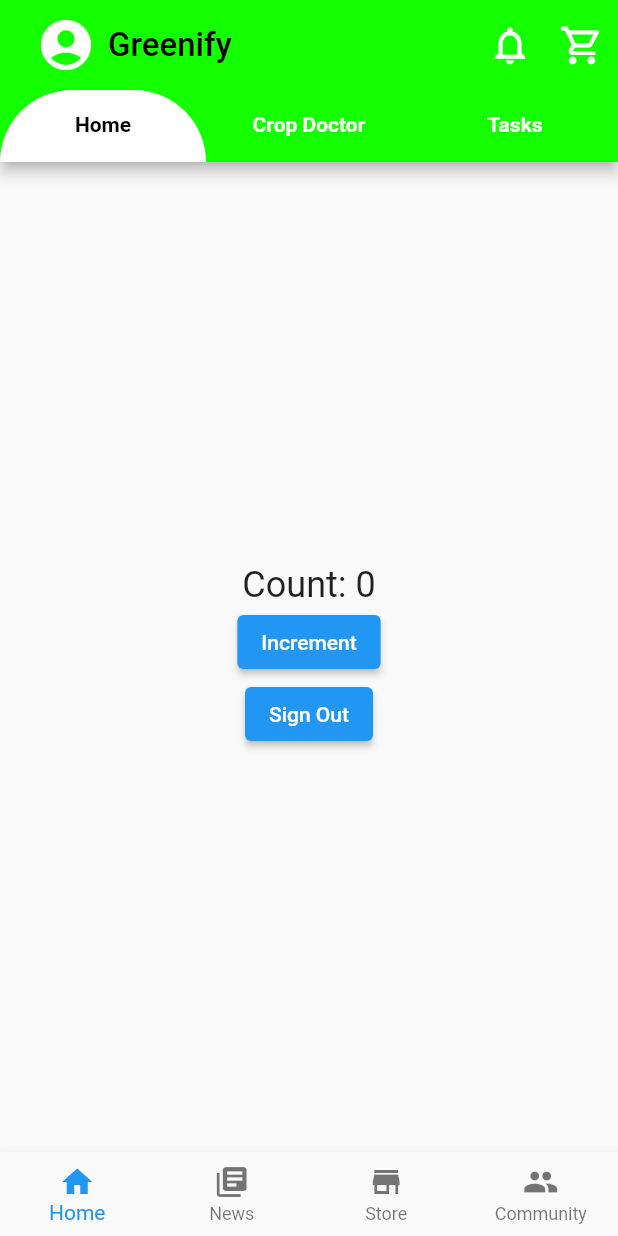
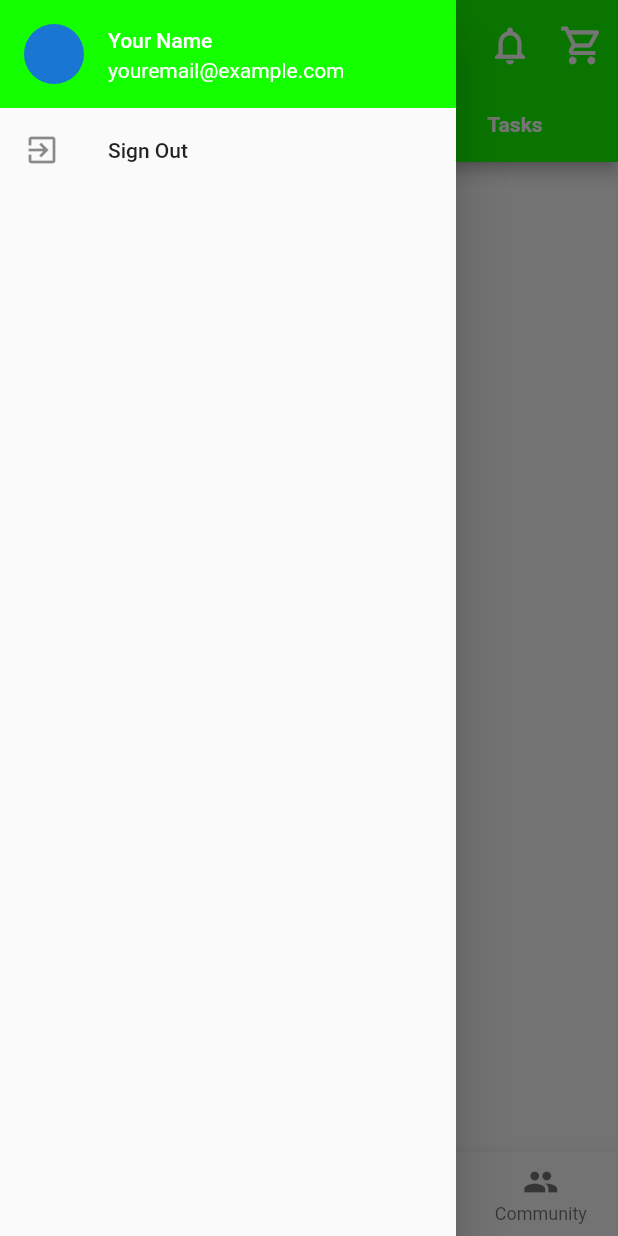
Before and after one commit to Naval1704/Greenify, a Flutter app: the LobbyPage screen opened directly, with the side drawer open (before the commit the screen has no drawer), on a phone screen of 412 x 824 dp. Run offline on Flutter 3.47's test engine with Material 2 defaults, Android fonts, the phone set to English and light mode, and no system bars; our stand-ins replace file_picker, image_picker; missing offline and left inert: amplify_auth_cognito, amplify_authenticator, amplify_flutter, amplify_storage_s3.

Commit message:
you can access the accounts, just slide from left side

```diff
--- a/lib/farmer/lobby_page.dart
+++ b/lib/farmer/lobby_page.dart
@@ -2,6 +2,8 @@ import 'package:flutter/material.dart';
 import 'package:greenify/farmer/sub-pages/cropdoctor.dart';
 import 'package:greenify/farmer/sub-pages/homepage.dart';
 import 'package:greenify/farmer/sub-pages/tasks.dart';
+import 'package:amplify_flutter/amplify_flutter.dart';
+import 'package:greenify/farmer/farmer_page.dart';
 
 class LobbyPage extends StatefulWidget {
   const LobbyPage({Key? key}) : super(key: key);
@@ -10,13 +12,27 @@ class LobbyPage extends StatefulWidget {
   _LobbyPageState createState() => _LobbyPageState();
 }
 
+final GlobalKey<ScaffoldState> _scaffoldKey = GlobalKey<ScaffoldState>();
+
+Future<void> _handleSignout(BuildContext context) async {
+  try {
+    await Amplify.Auth.signOut(); // Sign the user out from all devices
+    Navigator.of(context).pushReplacement(
+      MaterialPageRoute(builder: (context) => FarmerPage()),
+    );
+  } on AuthException catch (e) {
+    print("Error signing out: ${e.message}");
+    // Handle error, show a message, or navigate to an error screen if needed
+  }
+}
+
 class _LobbyPageState extends State<LobbyPage> {
   int currentTabIndex = 0;
   int currentTabPageIndex = 0;
   final List<Tab> tabs = [
-    Tab(text: 'Home'),
-    Tab(text: 'Crop Doctor'),
-    Tab(text: 'Tasks'),
+    const Tab(text: 'Home'),
+    const Tab(text: 'Crop Doctor'),
+    const Tab(text: 'Tasks'),
   ];
 
   void onTabTapped(int index) {
@@ -31,6 +47,7 @@ class _LobbyPageState extends State<LobbyPage> {
     return DefaultTabController(
       length: tabs.length,
       child: Scaffold(
+        key: _scaffoldKey,
         appBar: AppBar(
           toolbarHeight: 60,
           automaticallyImplyLeading: false,
@@ -54,6 +71,7 @@ class _LobbyPageState extends State<LobbyPage> {
                 icon: const Icon(Icons.account_circle_sharp),
                 onPressed: () {
                   // Handle Account button press
+                  Scaffold.of(context).openDrawer();
                 },
               ),
               const Text(
@@ -101,11 +119,11 @@ class _LobbyPageState extends State<LobbyPage> {
           ),
         ),
         body: TabBarView(
-          physics: NeverScrollableScrollPhysics(),
+          physics: const NeverScrollableScrollPhysics(),
           children: <Widget>[
             Center(child: HomePage()),
             Center(child: CropDoctor()),
-            Center(child: Tasks()),
+            const Center(child: Tasks()),
           ],
         ),
         bottomNavigationBar: BottomNavigationBar(
@@ -139,6 +157,31 @@ class _LobbyPageState extends State<LobbyPage> {
             ),
           ],
         ),
+        drawer: Drawer(
+          child: ListView(
+            children: <Widget>[
+              Container(
+                color: Color(0xFF14FF00), // Set the background color to red
+                child: const ListTile(
+                  title:
+                      Text("Your Name", style: TextStyle(color: Colors.white)),
+                  subtitle: Text("youremail@example.com",
+                      style: TextStyle(color: Colors.white)),
+                  leading: CircleAvatar(
+                      // Add user profile picture here
+                      ),
+                ),
+              ),
+              ListTile(
+                leading: Icon(Icons.exit_to_app),
+                title: Text("Sign Out"),
+                onTap: () {
+                  _handleSignout(context);
+                },
+              ),
+            ],
+          ),
+        ),
       ),
     );
   }
--- a/lib/farmer/sub-pages/homepage.dart
+++ b/lib/farmer/sub-pages/homepage.dart
@@ -1,6 +1,4 @@
 import 'package:flutter/material.dart';
-import 'package:amplify_flutter/amplify_flutter.dart';
-import 'package:greenify/farmer/farmer_page.dart';
 
 class HomePage extends StatefulWidget {
   @override
@@ -14,18 +12,6 @@ class _HomePageState extends State<HomePage> {
     setState(() {
       count += 1;
     });
-  }
-
-  Future<void> _handleSignout(BuildContext context) async {
-    try {
-      await Amplify.Auth.signOut(); // Sign the user out from all devices
-      Navigator.of(context).pushReplacement(
-        MaterialPageRoute(builder: (context) => FarmerPage()),
-      );
-    } on AuthException catch (e) {
-      print("Error signing out: ${e.message}");
-      // Handle error, show a message, or navigate to an error screen if needed
-    }
   }
 
   @override
@@ -43,12 +29,6 @@ class _HomePageState extends State<HomePage> {
               onPressed: incrementCount,
               child: Text('Increment'),
             ),
-            ElevatedButton(
-              onPressed: () {
-                _handleSignout(context);
-              },
-              child: Text('Sign Out'),
-            ),
           ],
         ),
       ),
```
